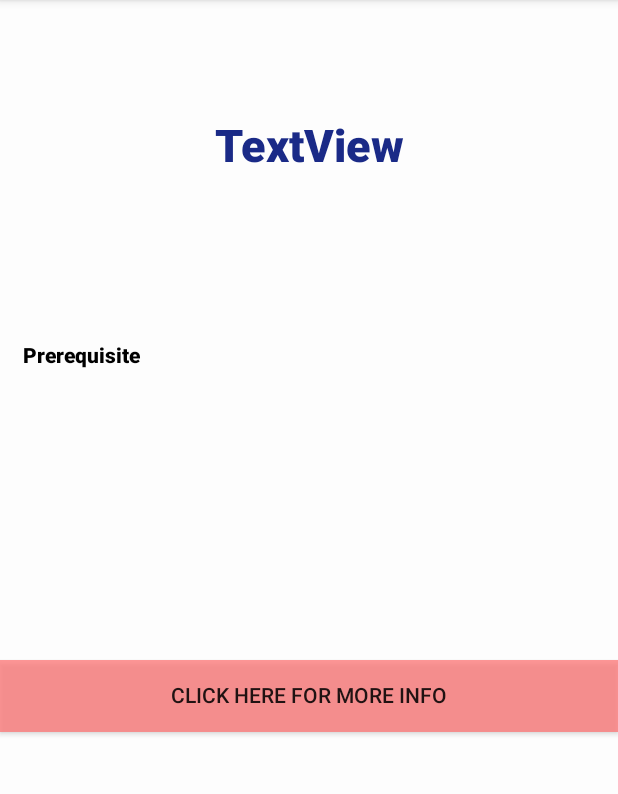
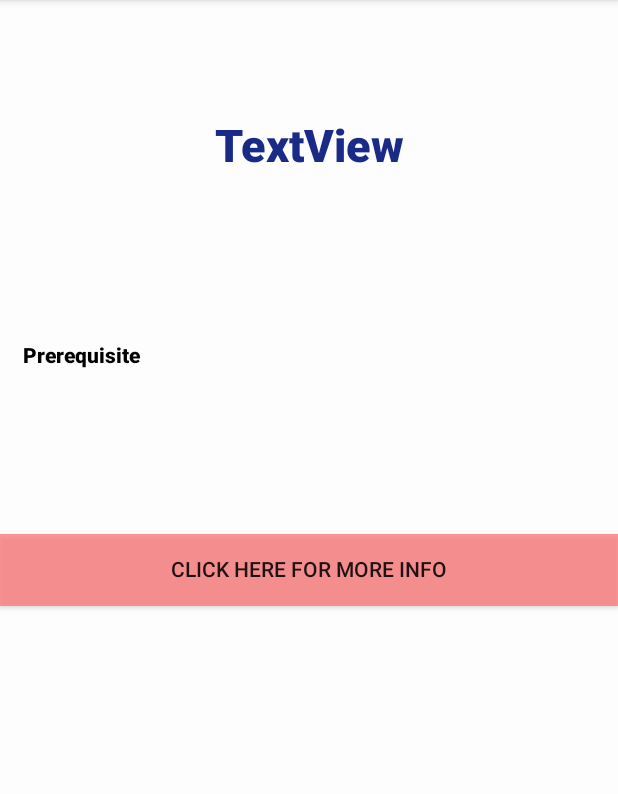
Before and after one commit to siyaYan/Comp6442_2020S2_GroupProject_ANU, an Android app: the DetailActivity screen opened directly, with no data from a screen before it, on a phone screen of 412 x 824 dp, the part 84-878 px from its top. Run offline under Robolectric (Android 15) with nearby library versions, the phone set to English and light mode, and no system bars; 8 statements that could not run were skipped.

Commit message:
reduced padding

```diff
--- a/app/src/main/res/layout/activity_detail.xml
+++ b/app/src/main/res/layout/activity_detail.xml
@@ -105,7 +105,6 @@
         android:layout_marginTop="64dp"
         android:gravity="center"
         android:orientation="vertical"
-        android:paddingBottom="100dp"
         android:textColor="#000000"
         android:textSize="16dp" />
 
@@ -114,7 +113,7 @@
         android:layout_width="match_parent"
         android:layout_height="wrap_content"
 
-        android:layout_margin="0dp"
+        android:layout_marginTop="16dp"
         android:background="#BCFF7474"
         android:capitalize="sentences"
         android:includeFontPadding="false"
```
